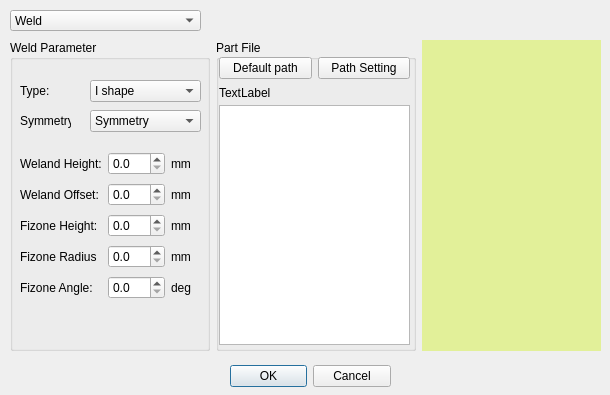
Above: phascan_view/ui/dialog/DialogDxfFileLoad.ui from qinxingying/hello-word before the change. Below: the same form after it.
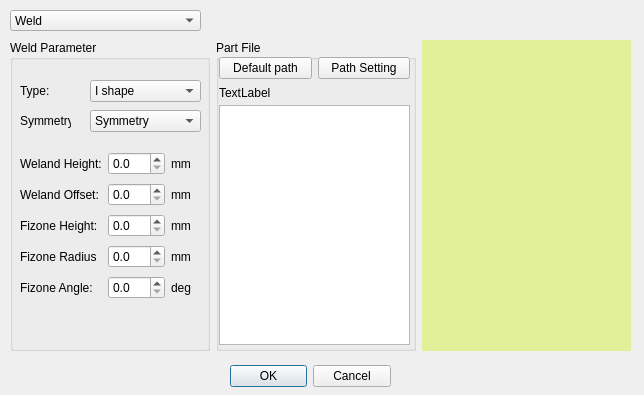
That is the form after the change. Custom widgets are drawn as their Qt base class.

Patch:
```diff
--- a/phascan_view/ui/dialog/DialogDxfFileLoad.ui
+++ b/phascan_view/ui/dialog/DialogDxfFileLoad.ui
@@ -6,7 +6,7 @@
    <rect>
     <x>0</x>
     <y>0</y>
-    <width>610</width>
+    <width>644</width>
     <height>395</height>
    </rect>
   </property>
@@ -66,7 +66,7 @@
     <rect>
      <x>10</x>
      <y>40</y>
-     <width>591</width>
+     <width>621</width>
      <height>311</height>
     </rect>
    </property>
@@ -493,11 +493,11 @@
     <rect>
      <x>216</x>
      <y>4</y>
-     <width>381</width>
+     <width>421</width>
      <height>31</height>
     </rect>
    </property>
-   <layout class="QHBoxLayout" name="horizontalLayout_4">
+   <layout class="QHBoxLayout" name="horizontalLayout_4" stretch="0">
     <item>
      <widget class="QLabel" name="LabelPartFilePath">
       <property name="minimumSize">
```
